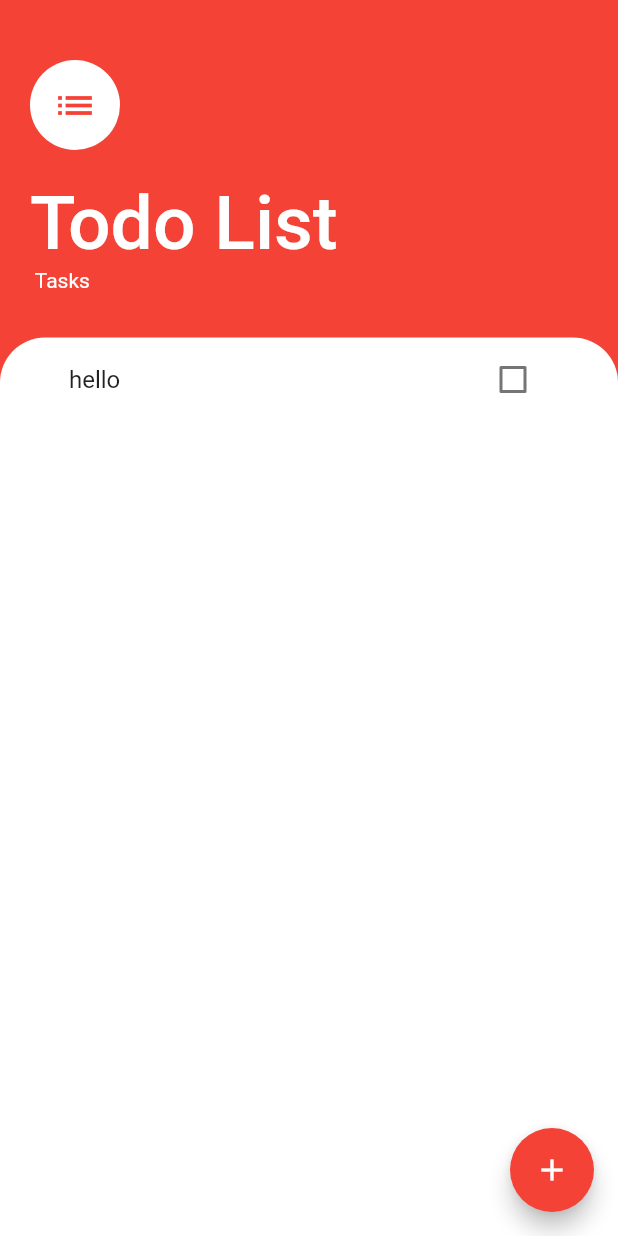
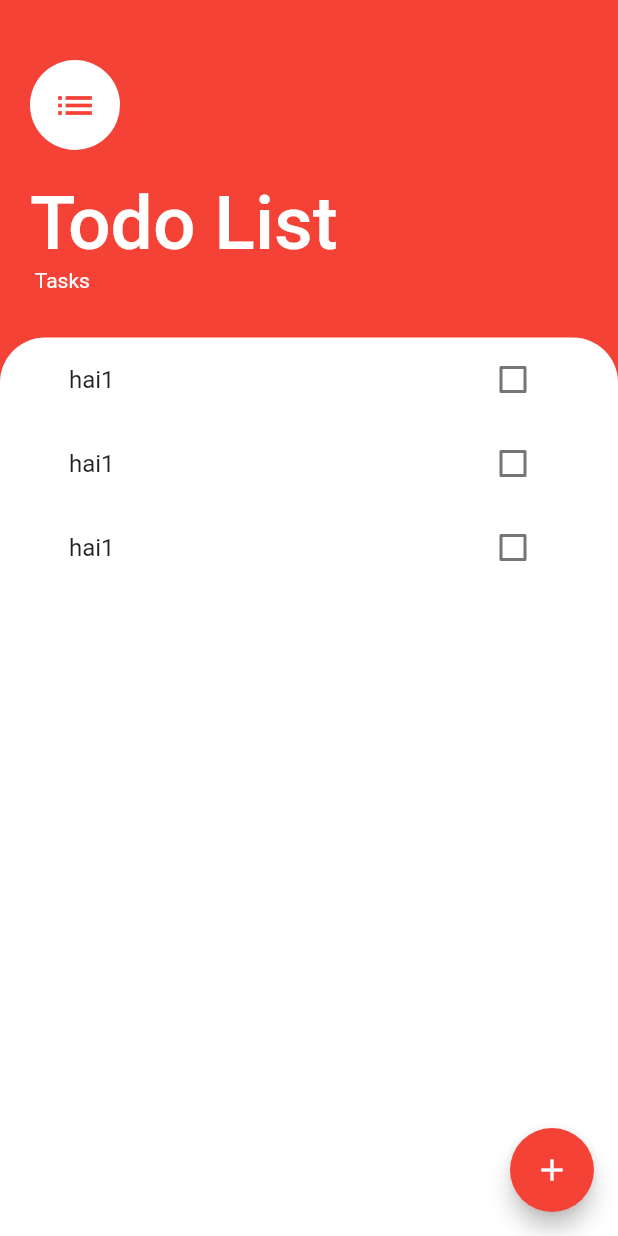
Before and after one commit to KarthickPrabhakaran99/FlutterProjects, a Flutter app: the screen it shows after launch, on a phone screen of 412 x 824 dp. Run offline on Flutter 3.47's test engine with Material 2 defaults, Android fonts, the phone set to English and light mode, and no system bars.

Commit message:
Done checkbox features

```diff
--- /dev/null
+++ b/todolist/lib/Model/Tasks.dart
@@ -0,0 +1,10 @@
+class Tasks{
+  final String name;
+  bool ischecked;
+  Tasks({this.name,this.ischecked ,});
+
+  void toggleCheckbox()
+  {
+    ischecked=!ischecked;
+  }
+}
--- a/todolist/lib/Widgets/TodoTile.dart
+++ b/todolist/lib/Widgets/TodoTile.dart
@@ -1,45 +1,25 @@
 import 'package:flutter/material.dart';
+import 'package:todolist/Model/Tasks.dart';
+class TodoTile extends StatelessWidget {
+final String task;
+final bool checkboxstatus;
+final Function toggler;
+TodoTile({this.checkboxstatus,this.task,this.toggler});
 
-class TodoTile extends StatefulWidget {
-
-
-
-  @override
-  _TodoTileState createState() => _TodoTileState();
-}
-
-class _TodoTileState extends State<TodoTile> {
-  bool tick = false;
   @override
   Widget build(BuildContext context) {
     return ListTile(
 
-      title: Text("hello",
+      title: Text(task,
         style: TextStyle(
-          decoration: tick ?TextDecoration.lineThrough:null ,
+          decoration: checkboxstatus ?TextDecoration.lineThrough:null ,
         ),
       ),
-      trailing: TodoCheckBox(tick: tick,todocallback: (newTick){
-        setState(() {
-          tick = newTick;
-        });
-      },),
+      trailing:Checkbox(
+        value: checkboxstatus,
+        onChanged: toggler,
+      ) ,
 
     );
   }
 }
-
-class TodoCheckBox extends StatelessWidget {
-  final bool tick ;
-  final Function todocallback;
- TodoCheckBox({this.tick,this.todocallback
-  });
-
-  @override
-  Widget build(BuildContext context) {
-    return Checkbox(
-      value: tick,
-      onChanged: todocallback,
-    );
-  }
-}
--- a/todolist/lib/Widgets/TodoView.dart
+++ b/todolist/lib/Widgets/TodoView.dart
@@ -1,15 +1,34 @@
 import 'package:flutter/material.dart';
 import 'TodoTile.dart';
-class TodoView extends StatelessWidget {
+import 'package:todolist/Model/Tasks.dart';
+class TodoView extends StatefulWidget {
 
 
   @override
+  _TodoViewState createState() => _TodoViewState();
+}
+
+class _TodoViewState extends State<TodoView> {
+  List<Tasks> tasks = [
+    Tasks(name: "hai1",ischecked: false),
+    Tasks(name: "hai1",ischecked: false),
+    Tasks(name: "hai1",ischecked: false)
+  ];
+  @override
   Widget build(BuildContext context) {
-    return ListView(
-      children: [
-        TodoTile(),
+    return ListView.builder(itemBuilder: (context,index){
+      return TodoTile(
+        task: tasks[index].name,
+        checkboxstatus: tasks[index].ischecked,
+        toggler:(newvalue){
+          setState(() {
+            tasks[index].toggleCheckbox();
+          });
+        } ,
+      );
 
-      ],
-    );
+    }
+    ,
+    itemCount:tasks.length,);
   }
 }
```
